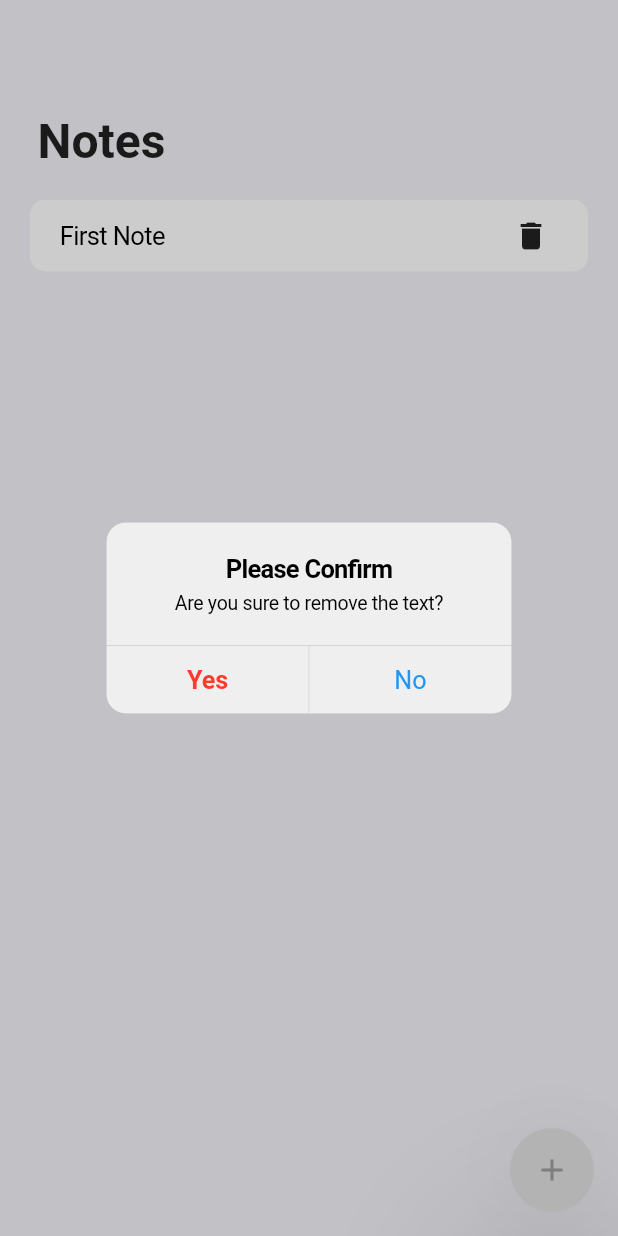
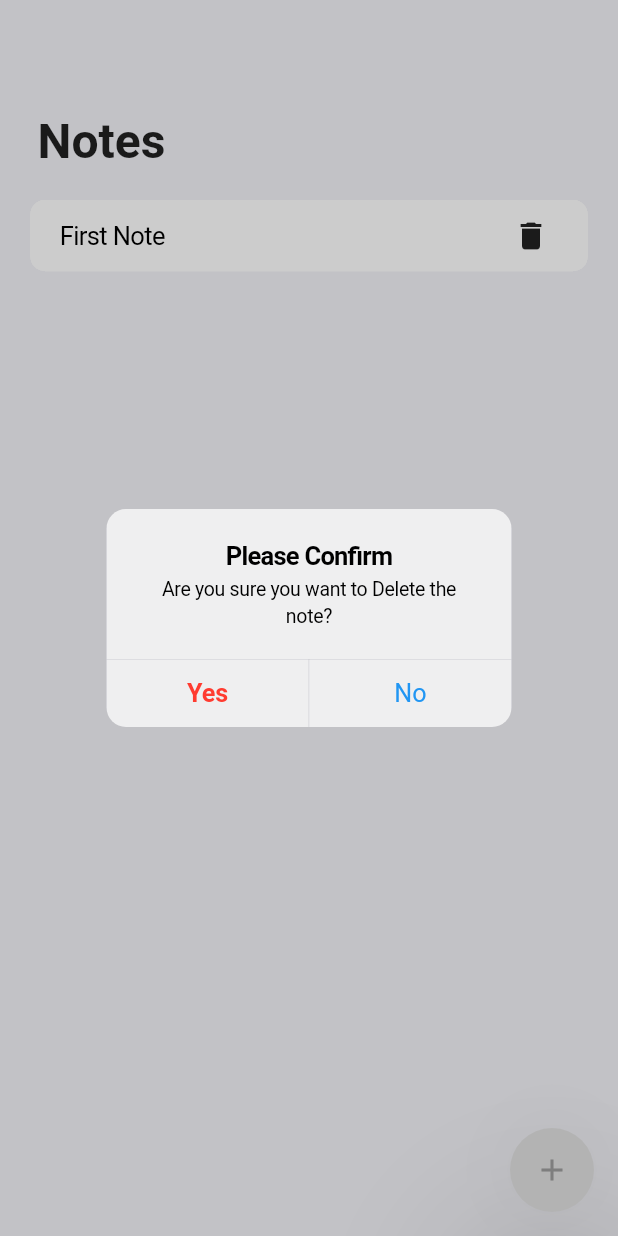
Before and after one commit to WIKIJIT/Notes_app_flutter, a Flutter app: the screen it shows after launch, after a tap on the "delete" icon, on a phone screen of 412 x 824 dp. Run offline on Flutter 3.47's test engine with Material 2 defaults, Android fonts, the phone set to English and light mode, and no system bars; our stand-ins replace hive, hive_flutter; missing offline and left inert: flutter_quill; accounts and stored records are empty.

```diff
--- a/notes/lib/pages/home_page.dart
+++ b/notes/lib/pages/home_page.dart
@@ -102,7 +102,7 @@ class _HomePageState extends State<HomePage> {
                                         return CupertinoAlertDialog(
                                           title: const Text('Please Confirm'),
                                           content: const Text(
-                                              'Are you sure to remove the text?'),
+                                              'Are you sure you want to Delete the note?'),
                                           actions: [
                                             // The "Yes" button
                                             CupertinoDialogAction(
```
Also changed, not shown: 1 other file.
